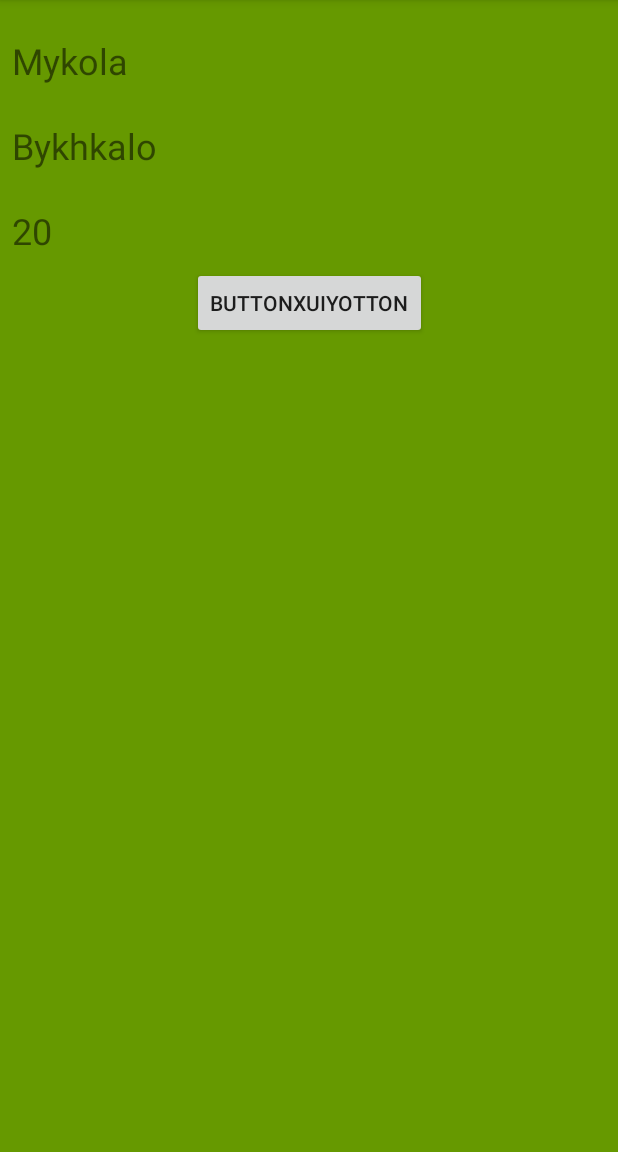
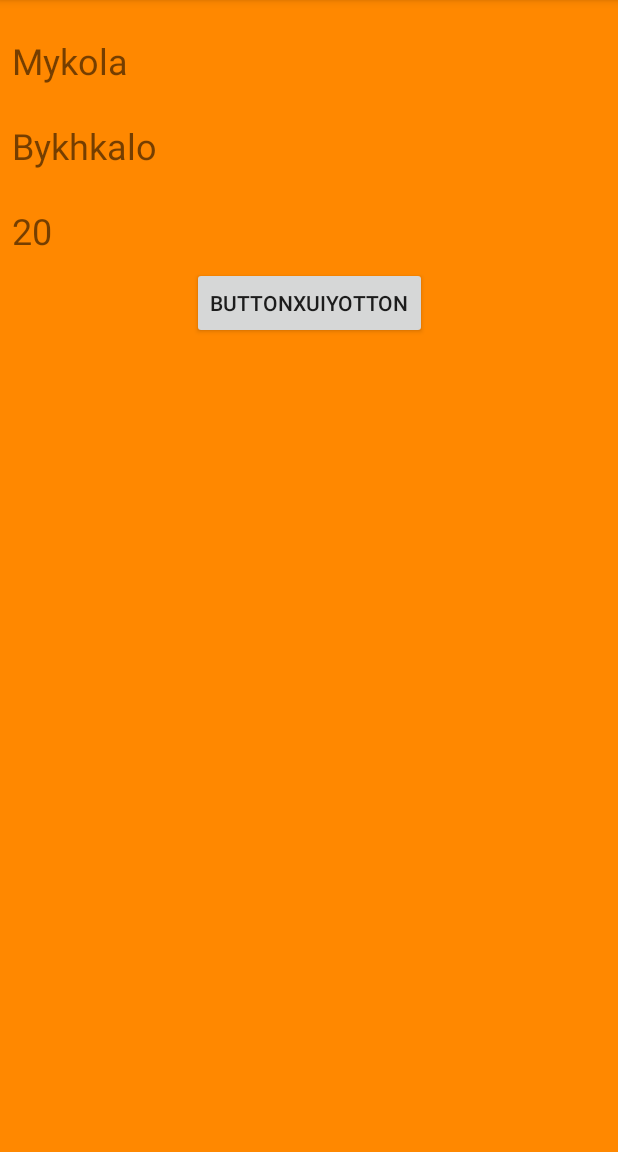
Before and after one commit to AndreyRafalsky13/GitTraining, an Android app: the screen it shows after launch (MainActivity), on a phone screen of 412 x 824 dp, the part 84-1236 px from its top. Run offline under Robolectric (Android 15) with nearby library versions, the phone set to English and light mode, and no system bars.

```diff
--- a/app/src/main/res/layout/activity_main.xml
+++ b/app/src/main/res/layout/activity_main.xml
@@ -5,7 +5,7 @@
     xmlns:tools="http://schemas.android.com/tools"
     android:layout_width="match_parent"
     android:layout_height="match_parent"
-    android:background="@android:color/holo_green_dark"
+    android:background="@android:color/holo_orange_dark"
     tools:context=".MainActivity">
 
     <TextView
```
